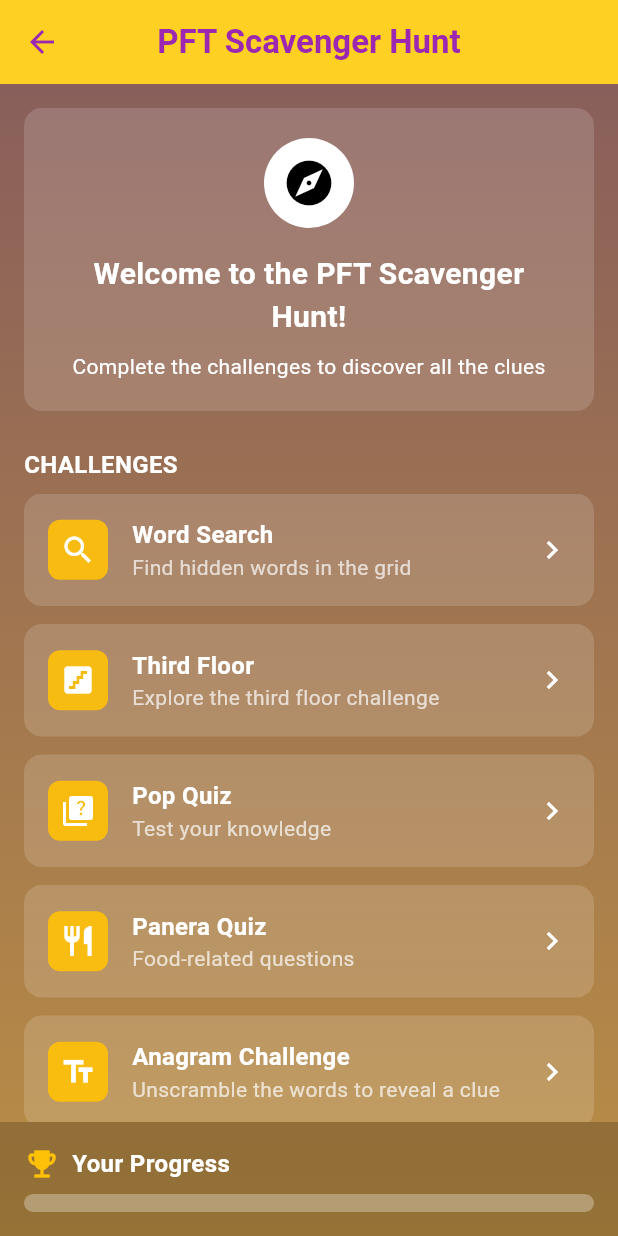
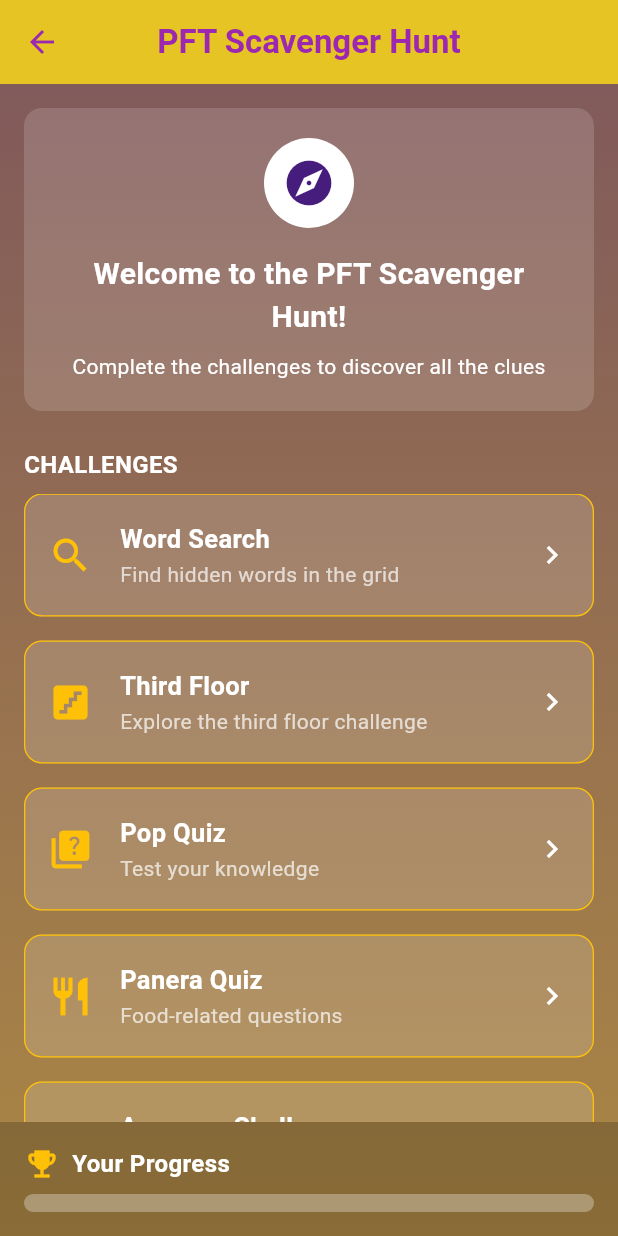
Before and after one commit to maureensanchez99/app6, a Flutter app: the HomePage screen opened directly, on a phone screen of 412 x 824 dp. Run offline on Flutter 3.47's test engine with Material 3 defaults, Android fonts, the phone set to English and light mode, and no system bars; our stand-ins replace confetti.

Commit message:
small icon changes

```diff
--- a/lib/pages/home_page.dart
+++ b/lib/pages/home_page.dart
@@ -17,7 +17,7 @@ class HomePage extends StatefulWidget {
 class _HomePageState extends State<HomePage> with SingleTickerProviderStateMixin {
   // LSU colors
   static const Color lsuPurple = Color(0xFF461D7C); // LSU Purple
-  static const Color lsuGold = Color(0xFFFDD023);   // LSU Gold
+  static const Color lsuGold = Color(0xFFE6C423);   // Slightly less bright LSU Gold
 
   // Progress value (0.0 to 1.0)
   double progressValue = 0.0;
@@ -99,7 +99,7 @@ class _HomePageState extends State<HomePage> with SingleTickerProviderStateMixin
                     ),
                     child: const Icon(
                       Icons.explore,
-                      color: Colors.black,
+                      color: Color(0xFF461D7C), // Use LSU purple for the icon
                       size: 36,
                     ),
                   ),
@@ -244,32 +244,26 @@ class _HomePageState extends State<HomePage> with SingleTickerProviderStateMixin
 
   Widget _buildChallengeCard(String title, String subtitle, IconData icon, Color iconColor, VoidCallback onTap) {
     return Card(
-      margin: const EdgeInsets.only(bottom: 12),
+      margin: const EdgeInsets.only(bottom: 16),
       elevation: 0,
       color: Colors.white.withOpacity(0.15),
       shape: RoundedRectangleBorder(
         borderRadius: BorderRadius.circular(12),
+        side: const BorderSide(color: Colors.amber, width: 0.85),
       ),
       child: InkWell(
         onTap: onTap,
         borderRadius: BorderRadius.circular(12),
         child: Padding(
-          padding: const EdgeInsets.all(16),
+          padding: const EdgeInsets.symmetric(vertical: 18, horizontal: 16),
           child: Row(
             children: [
-              Container(
-                width: 40,
-                height: 40,
-                decoration: BoxDecoration(
-                  color: iconColor.withOpacity(0.9),
-                  borderRadius: BorderRadius.circular(8),
-                ),
-                child: Icon(
-                  icon,
-                  color: Colors.white,
-                ),
+              Icon(
+                icon,
+                color: Colors.amber,
+                size: 30,
               ),
-              const SizedBox(width: 16),
+              const SizedBox(width: 18),
               Expanded(
                 child: Column(
                   crossAxisAlignment: CrossAxisAlignment.start,
@@ -277,11 +271,12 @@ class _HomePageState extends State<HomePage> with SingleTickerProviderStateMixin
                     Text(
                       title,
                       style: const TextStyle(
-                        fontSize: 16,
+                        fontSize: 17,
                         fontWeight: FontWeight.bold,
                         color: Colors.white,
                       ),
                     ),
+                    const SizedBox(height: 2),
                     Text(
                       subtitle,
                       style: TextStyle(
@@ -295,6 +290,7 @@ class _HomePageState extends State<HomePage> with SingleTickerProviderStateMixin
               const Icon(
                 Icons.chevron_right,
                 color: Colors.white,
+                size: 24,
               ),
             ],
           ),
```
